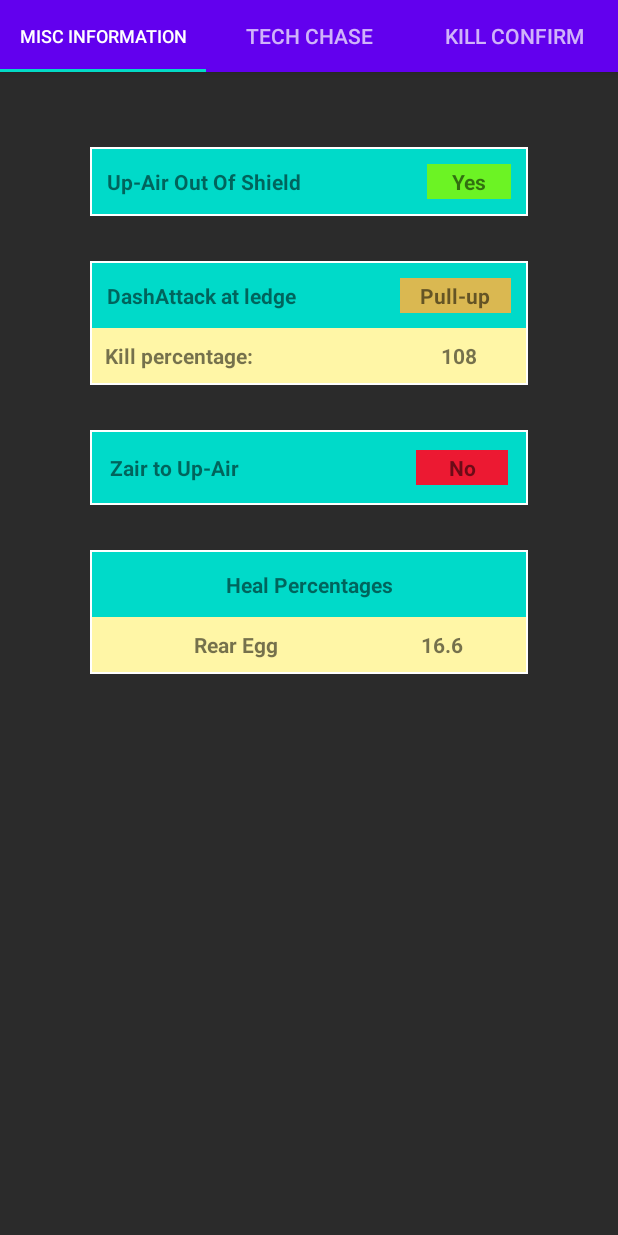
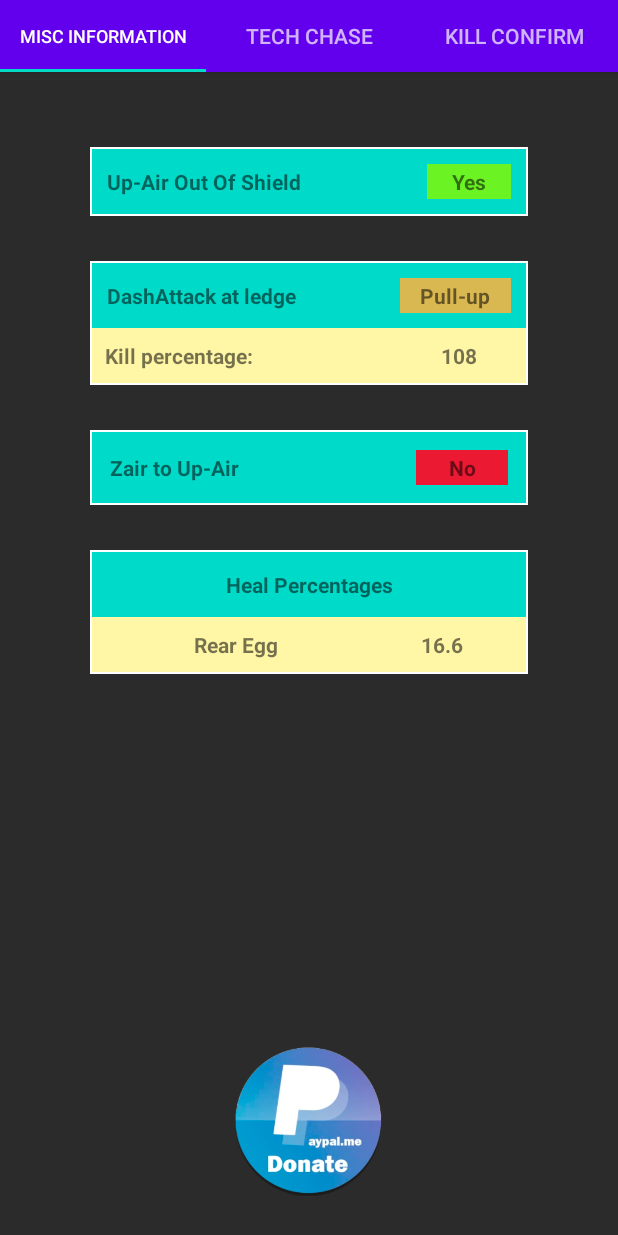
Before and after one commit to Dacrenzio/Lucapp-Android, an Android app: the screen it shows after launch (DataShowActivity), after a tap on "Banjo and Kazooie", on a phone screen of 412 x 824 dp. Run offline under Robolectric (Android 15) with nearby library versions, the phone set to English and light mode, and no system bars; 1 statement that could not run was skipped.

Commit message:
Donazione Paypal funzionante (Per ora impostata su loltag22)

```diff
--- a/app/src/main/java/com/lucases/MainActivity.java
+++ b/app/src/main/java/com/lucases/MainActivity.java
@@ -337,5 +337,4 @@ public class MainActivity extends AppCompatActivity {
         });
         return true;
     }
-
 }
--- a/app/src/main/java/com/lucases/ui/main/FragmentMiscInfo.java
+++ b/app/src/main/java/com/lucases/ui/main/FragmentMiscInfo.java
@@ -1,12 +1,15 @@
 package com.lucases.ui.main;
 
+import android.content.Intent;
 import android.graphics.Color;
 import android.graphics.Typeface;
+import android.net.Uri;
 import android.os.Bundle;
 import android.view.Gravity;
 import android.view.LayoutInflater;
 import android.view.View;
 import android.view.ViewGroup;
+import android.widget.ImageView;
 import android.widget.TableLayout;
 import android.widget.TableRow;
 import android.widget.TextView;
@@ -41,6 +44,17 @@ public class FragmentMiscInfo extends Fragment {
     @Override
     public View onCreateView(LayoutInflater inflater, ViewGroup container, Bundle savedInstanceState) {
         View root = inflater.inflate(R.layout.fragment_misc_info, container, false);
+        //Make a donation :D
+        ImageView imageView = (ImageView) root.findViewById(R.id.paypal);
+        imageView.setOnClickListener(new View.OnClickListener() {
+            @Override
+            public void onClick(View view) {
+                Intent i = new Intent(Intent.ACTION_VIEW);
+                i.setData(Uri.parse("http://paypal.me/loltag22"));
+                getActivity().startActivity(i);
+            }
+        });
+        //Place all data
         placeData(root);
         return root;
     }
@@ -148,4 +162,5 @@ public class FragmentMiscInfo extends Fragment {
         text.setGravity(Gravity.CENTER);
         return text;
     }
+
 }
--- a/app/src/main/res/layout/fragment_misc_info.xml
+++ b/app/src/main/res/layout/fragment_misc_info.xml
@@ -111,5 +111,16 @@
 
     </TableLayout>
 
+    <ImageView
+        android:id="@+id/paypal"
+        android:layout_width="155dp"
+        android:layout_height="114dp"
+        android:layout_alignParentBottom="true"
+        android:layout_centerHorizontal="true"
+        android:layout_marginBottom="20dp"
+        android:clickable="true"
+        android:focusable="true"
+        android:src="@drawable/paypal_me_donation" />
+
 
 </RelativeLayout>
```
Also changed, not shown: app/src/main/res/drawable/paypal_me_donation.webp (added).
